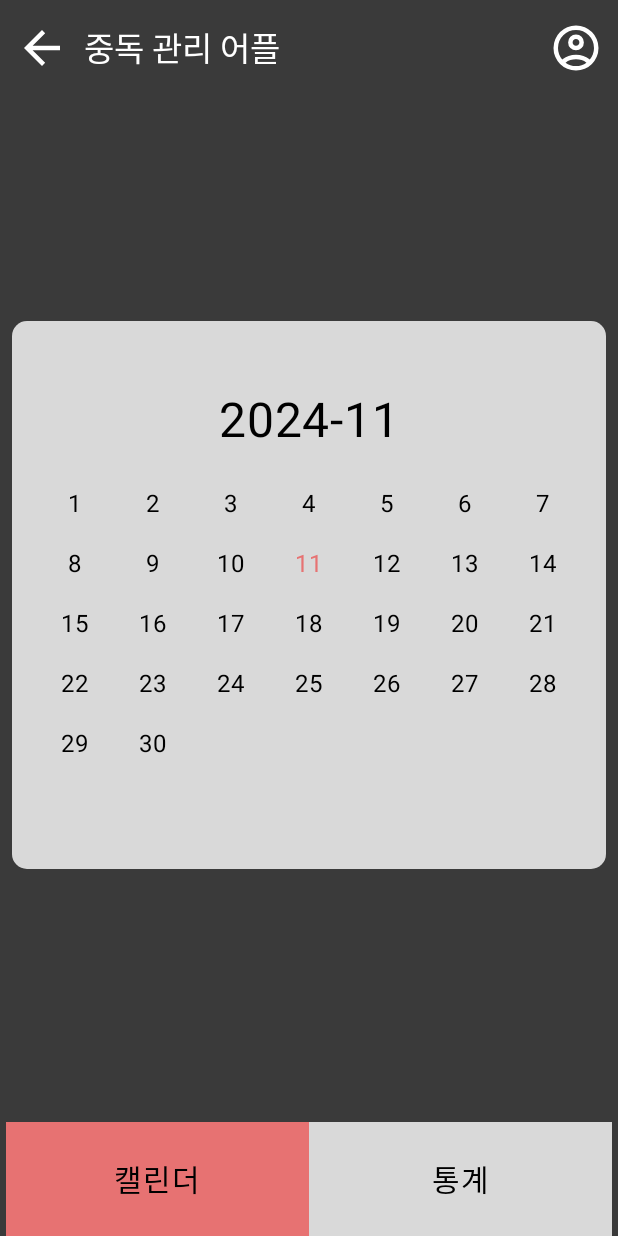
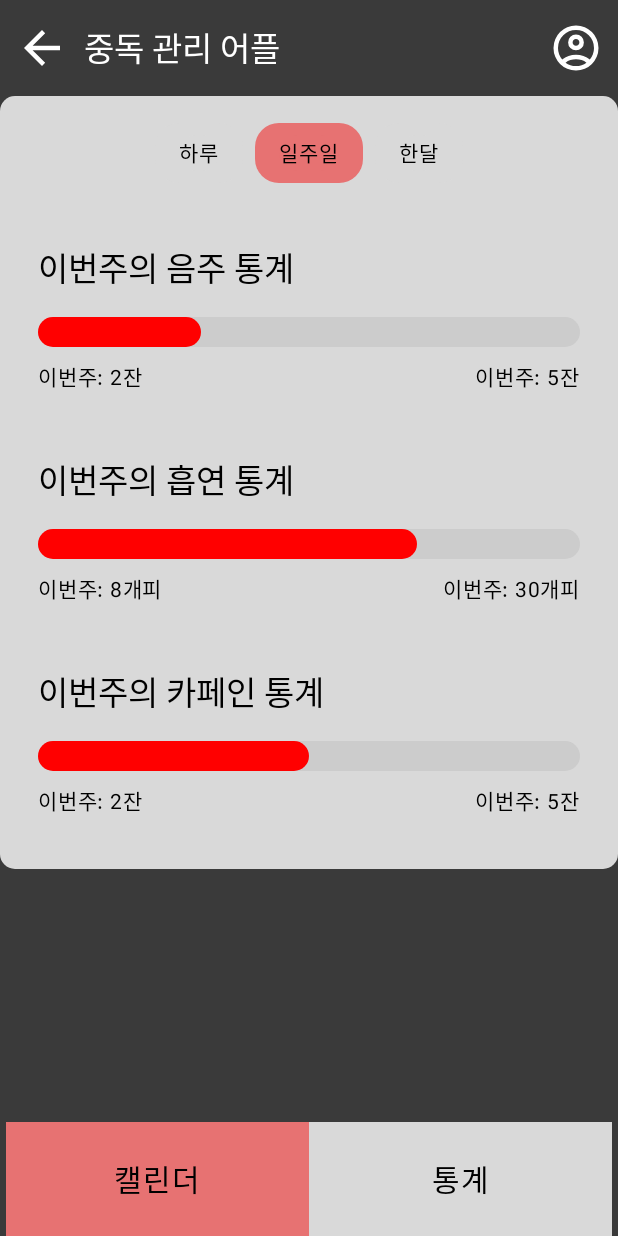
Before and after one commit to juuuuone/addiction-manage, an Android app built with Jetpack Compose: the screen it shows after launch (MainActivity), on a phone screen of 412 x 824 dp. Run offline under Robolectric (Android 15) with nearby library versions, the phone set to English and light mode, and no system bars.

Commit message:
통계 페이지 기초 UI

```diff
--- a/app/src/main/java/com/example/addiction_manage/MainActivity.kt
+++ b/app/src/main/java/com/example/addiction_manage/MainActivity.kt
@@ -12,6 +12,7 @@ import androidx.compose.runtime.Composable
 import androidx.compose.ui.Modifier
 import androidx.compose.ui.tooling.preview.Preview
 import com.example.addiction_manage.ui.MainPage
+import com.example.addiction_manage.ui.StatisticPage
 import com.example.addiction_manage.ui.theme.Addiction_manageTheme
 
 class MainActivity : ComponentActivity() {
@@ -20,7 +21,7 @@ class MainActivity : ComponentActivity() {
         enableEdgeToEdge()
         setContent {
             Addiction_manageTheme {
-                    MainPage()
+                    StatisticPage()
                 }
             }
         }
--- /dev/null
+++ b/app/src/main/java/com/example/addiction_manage/ui/StatisticPage.kt
@@ -0,0 +1,335 @@
+package com.example.addiction_manage.ui
+
+import android.content.Context
+import android.widget.DatePicker
+import android.widget.ImageButton
+import androidx.compose.foundation.background
+import androidx.compose.foundation.clickable
+import androidx.compose.foundation.layout.Arrangement
+import androidx.compose.foundation.layout.Column
+import androidx.compose.foundation.layout.Row
+import androidx.compose.foundation.layout.fillMaxHeight
+import androidx.compose.foundation.layout.fillMaxSize
+import androidx.compose.foundation.layout.fillMaxWidth
+import androidx.compose.foundation.layout.padding
+import androidx.compose.foundation.layout.size
+import androidx.compose.material.BottomNavigation
+import androidx.compose.material.BottomNavigationItem
+import androidx.compose.material.icons.Icons
+import androidx.compose.material.icons.automirrored.filled.ArrowBack
+import androidx.compose.material3.BottomAppBar
+import androidx.compose.material3.Button
+import androidx.compose.material3.ExperimentalMaterial3Api
+import androidx.compose.material3.Icon
+import androidx.compose.material3.IconButton
+import androidx.compose.material3.OutlinedButton
+import androidx.compose.material3.Scaffold
+import androidx.compose.material3.Surface
+import androidx.compose.material3.Text
+import androidx.compose.material3.TopAppBar
+import androidx.compose.material3.TopAppBarDefaults
+import androidx.compose.runtime.Composable
+import androidx.compose.runtime.getValue
+import androidx.compose.runtime.mutableStateOf
+import androidx.compose.runtime.remember
+import androidx.compose.runtime.setValue
+import androidx.compose.ui.Alignment
+import androidx.compose.ui.Modifier
+import androidx.compose.ui.platform.LocalContext
+import androidx.compose.ui.res.painterResource
+import androidx.compose.ui.unit.dp
+import androidx.compose.ui.unit.sp
+import com.example.addiction_manage.R
+import com.example.addiction_manage.ui.theme.BackgroundColor
+import com.example.addiction_manage.ui.theme.White
+import com.example.addiction_manage.ui.theme.LightRed
+import com.example.addiction_manage.ui.theme.LightGrey
+import com.example.addiction_manage.ui.theme.Black
+import java.util.Calendar
+import android.app.DatePickerDialog
+import androidx.compose.foundation.layout.Box
+import androidx.compose.foundation.layout.Spacer
+import androidx.compose.foundation.layout.height
+import androidx.compose.foundation.lazy.grid.GridCells
+import androidx.compose.foundation.lazy.grid.LazyVerticalGrid
+import androidx.compose.foundation.lazy.grid.items
+import androidx.compose.foundation.selection.selectable
+import androidx.compose.foundation.shape.RoundedCornerShape
+import androidx.compose.material3.MaterialTheme.typography
+import androidx.compose.ui.graphics.Color.Companion.Red
+import java.time.LocalDate
+import java.time.YearMonth
+import java.time.temporal.WeekFields
+import androidx.compose.ui.graphics.Color
+import java.util.*
+
+
+
+
+@OptIn(ExperimentalMaterial3Api::class)
+@Composable
+fun StatisticPage() {
+    var selectedOption by remember { mutableStateOf("일주일") } // Default selected option
+
+    Scaffold(
+        modifier = Modifier.fillMaxSize(),
+        containerColor = BackgroundColor,
+        topBar = { TopAppBarComponent() },
+        bottomBar = { BottomAppBarComponent() }
+    ) { innerPadding ->
+        Column(
+            modifier = Modifier
+                .fillMaxWidth()
+                .fillMaxHeight(0.8f)
+                .padding(innerPadding)
+                .background(color = LightGrey, shape = RoundedCornerShape(10.dp))
+                .padding(horizontal = 25.dp),
+
+            verticalArrangement = Arrangement.Center,
+            horizontalAlignment = Alignment.CenterHorizontally,
+        ) {
+            // Timeframe Selector
+            TimeframeSelector(
+                options = listOf("하루", "일주일", "한달"),
+                selectedOption = selectedOption,
+                onOptionSelected = { selectedOption = it }
+            )
+
+            Spacer(modifier = Modifier.height(16.dp))
+
+            // Statistics based on selected option
+            AlcoholStatistic(
+                progress = 0.3f,
+                selectedOption = selectedOption
+            )
+            SmokingStatistic(
+                progress = 0.7f,
+                selectedOption = selectedOption
+            )
+            CaffeineStatistic(
+                progress = 0.5f,
+                selectedOption = selectedOption
+            )
+        }
+    }
+}
+
+@Composable
+fun TimeframeSelector(
+    options: List<String>, // Options to select from
+    selectedOption: String, // Currently selected option
+    onOptionSelected: (String) -> Unit // Callback when an option is selected
+) {
+    Row(
+        modifier = Modifier
+            .fillMaxWidth()
+            .padding(vertical = 8.dp),
+        horizontalArrangement = Arrangement.Center
+    ) {
+        options.forEach { option ->
+            Surface(
+                modifier = Modifier
+                    .padding(horizontal = 4.dp)
+                    .selectable(
+                        selected = option == selectedOption,
+                        onClick = { onOptionSelected(option) }
+                    )
+                    .background(
+                        color = if (option == selectedOption) LightRed else LightGrey,
+                        shape = RoundedCornerShape(16.dp)
+                    )
+                    .padding(horizontal = 16.dp, vertical = 8.dp),
+                shape = RoundedCornerShape(16.dp),
+                color = if (option == selectedOption) LightRed else LightGrey
+            ) {
+                Text(
+                    text = option,
+                    fontSize = 14.sp,
+                    color = Color.Black
+                )
+            }
+        }
+    }
+}
+
+@Composable
+fun GaugeGraph(
+    modifier: Modifier = Modifier,
+    progress: Float, // Current progress (0.0f to 1.0f)
+    goalText: String,
+    achievedText: String,
+    backgroundColor: Color = Color.LightGray,
+    progressColor: Color = Color.Red
+) {
+    Column(
+        modifier = modifier
+            .fillMaxWidth()
+            .padding(vertical = 8.dp),
+        verticalArrangement = Arrangement.Center,
+        horizontalAlignment = Alignment.CenterHorizontally
+    ) {
+        // Progress Bar
+        Box(
+            modifier = Modifier
+                .fillMaxWidth()
+                .height(20.dp)
+                .background(backgroundColor, shape = RoundedCornerShape(10.dp))
+        ) {
+            Box(
+                modifier = Modifier
+                    .fillMaxWidth(progress)
+                    .fillMaxHeight()
+                    .background(progressColor, shape = RoundedCornerShape(10.dp))
+            )
+        }
+
+        // Goal Text
+        Row(
+            modifier = Modifier
+                .fillMaxWidth()
+                .padding(top = 8.dp),
+            horizontalArrangement = Arrangement.SpaceBetween,
+            verticalAlignment = Alignment.CenterVertically
+        ) {
+            Text(text = achievedText, fontSize = 14.sp, color = Color.Black)
+            Text(text = goalText, fontSize = 14.sp, color = Color.Black)
+        }
+    }
+}
+
+@Composable
+fun AlcoholStatistic(
+    progress: Float, // 목표 대비 진행률 (0.0f ~ 1.0f)
+    selectedOption: String // 옵션마다 텍스트
+) {
+    val alcoholTitle = when (selectedOption) {
+        "하루" -> "오늘의 음주 통계"
+        "일주일" -> "이번주의 음주 통계"
+        "한달" -> "이번달의 음주 통계"
+        else -> "음주 통계"
+    }
+
+    val achievedText = when (selectedOption) {
+        "하루" -> "오늘: 1잔"
+        "일주일" -> "이번주: 2잔"
+        "한달" -> "이번달: 12잔"
+        else -> "달성치 없음"
+    }
+
+    val goalText = when (selectedOption){
+        "하루" -> "오늘: 1잔"
+        "일주일" -> "이번주: 5잔"
+        "한달" -> "이번달: 20잔"
+        else -> "목표 없음"
+    }
+    Column(
+        modifier = Modifier
+            .fillMaxWidth()
+            .padding(vertical = 16.dp),
+        horizontalAlignment = Alignment.Start
+    ) {
+        Text(
+            text = alcoholTitle,
+            style = typography.titleLarge,
+            color = Color.Black,
+            modifier = Modifier.padding(bottom = 8.dp)
+        )
+        GaugeGraph(
+            progress = progress,
+            goalText = goalText,
+            achievedText = achievedText,
+            backgroundColor = Color.LightGray,
+            progressColor = Color.Red
+        )
+    }
+}
+
+@Composable
+fun SmokingStatistic(
+    progress: Float, // 목표 대비 진행률 (0.0f ~ 1.0f)
+    selectedOption: String // 옵션마다 텍스트
+) {
+    val smokingTitle = when (selectedOption) {
+        "하루" -> "오늘의 흡연 통계"
+        "일주일" -> "이번주의 흡연 통계"
+        "한달" -> "이번달의 흡연 통계"
+        else -> "흡연 통계"
+    }
+    val achievedText = when (selectedOption) {
+        "하루" -> "오늘: 4개피"
+        "일주일" -> "이번주: 8개피"
+        "한달" -> "이번달: 36개피"
+        else -> "달성치 없음"
+    }
+    val goalText = when (selectedOption){
+        "하루" -> "오늘: 5개피"
+        "일주일" -> "이번주: 30개피"
+        "한달" -> "이번달: 100개피"
+        else -> "목표 없음"
+    }
+    Column(
+        modifier = Modifier
+            .fillMaxWidth()
+            .padding(vertical = 16.dp),
+        horizontalAlignment = Alignment.Start
+    ) {
+        Text(
+            text = smokingTitle,
+            style = typography.titleLarge,
+            color = Color.Black,
+            modifier = Modifier.padding(bottom = 8.dp)
+        )
+        GaugeGraph(
+            progress = progress,
+            goalText = goalText,
+            achievedText = achievedText,
+            backgroundColor = Color.LightGray,
+            progressColor = Color.Red
+        )
+    }
+}
+
+@Composable
+fun CaffeineStatistic(
+    progress: Float, // 목표 대비 진행률 (0.0f ~ 1.0f)
+    selectedOption: String // 옵션마다 텍스트
+) {
+    val caffeineTitle = when (selectedOption) {
+        "하루" -> "오늘의 카페인 통계"
+        "일주일" -> "이번주의 카페인 통계"
+        "한달" -> "이번달의 카페인 통계"
+        else -> "카페인 통계"
+    }
+    val achievedText = when (selectedOption) {
+        "하루" -> "오늘: 1잔"
+        "일주일" -> "이번주: 2잔"
+        "한달" -> "이번달: 12잔"
+        else -> "달성치 없음"
+    }
+    val goalText = when (selectedOption){
+        "하루" -> "오늘: 1잔"
+        "일주일" -> "이번주: 5잔"
+        "한달" -> "이번달: 20잔"
+        else -> "목표 없음"
+    }
+    Column(
+        modifier = Modifier
+            .fillMaxWidth()
+            .padding(vertical = 16.dp),
+        horizontalAlignment = Alignment.Start
+    ) {
+        Text(
+            text = caffeineTitle,
+            style = typography.titleLarge,
+            color = Color.Black,
+            modifier = Modifier.padding(bottom = 8.dp)
+        )
+        GaugeGraph(
+            progress = progress,
+            goalText = goalText,
+            achievedText = achievedText,
+            backgroundColor = Color.LightGray,
+            progressColor = Color.Red
+        )
+    }
+}
```
